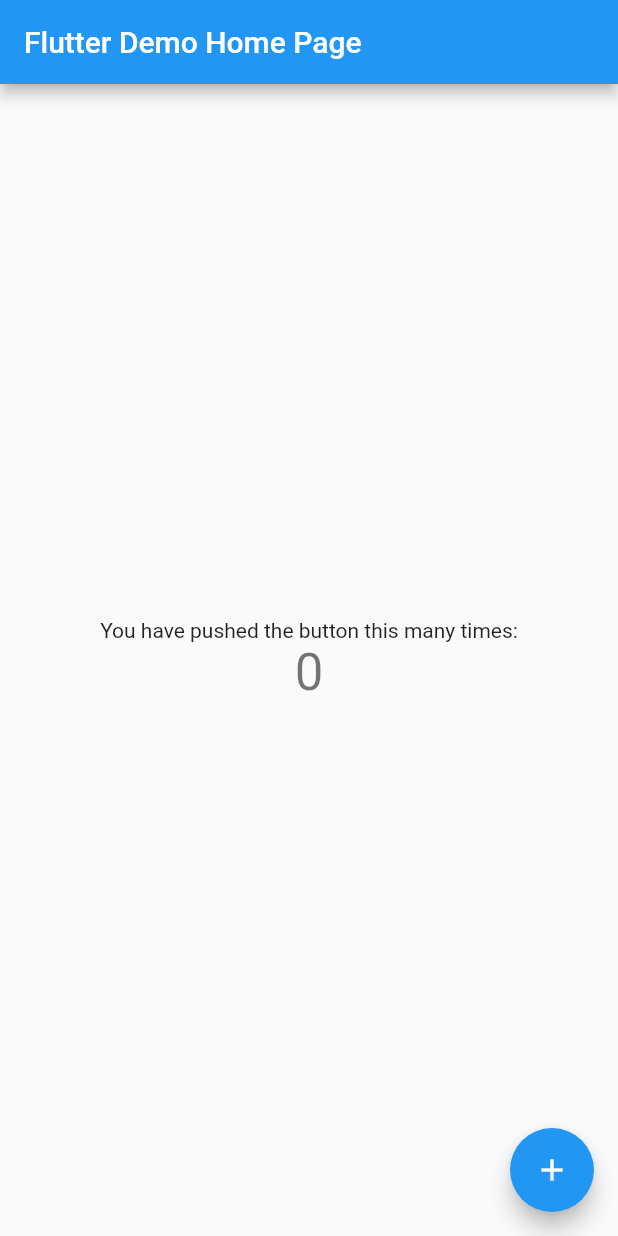
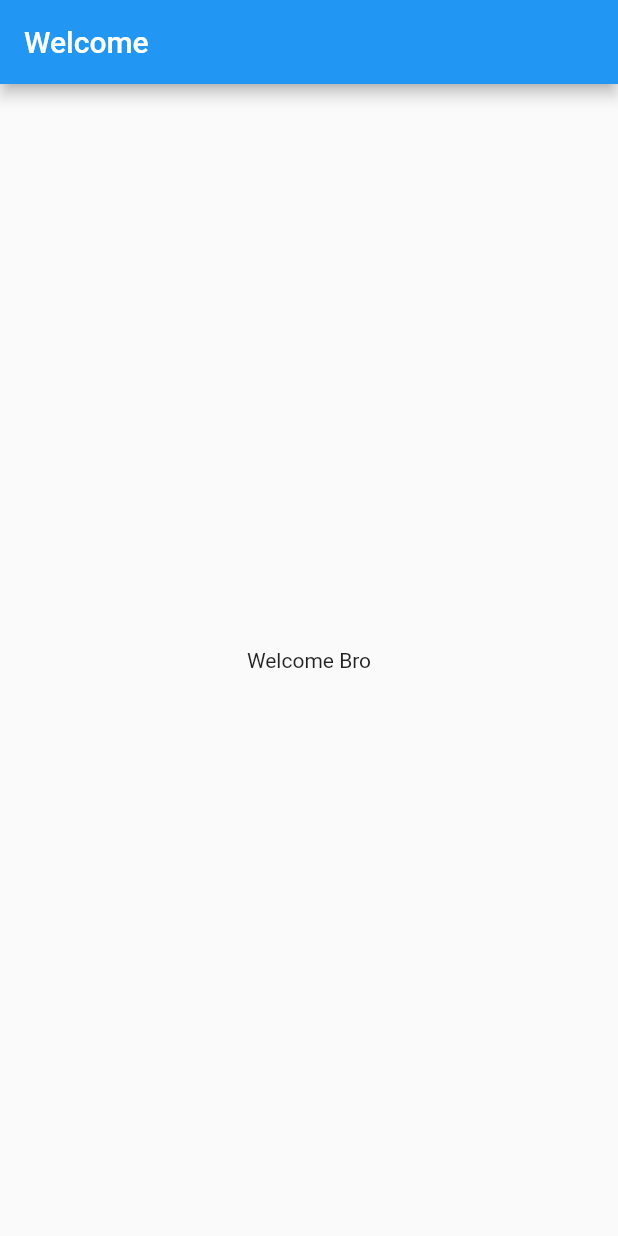
Before and after one commit to codewithihwan/chat-skuy, a Flutter app: the screen it shows after launch, on a phone screen of 412 x 824 dp. Run offline on Flutter 3.47's test engine with Material 2 defaults, Android fonts, the phone set to English and light mode, and no system bars.

Commit message:
create routing

```diff
--- a/lib/main.dart
+++ b/lib/main.dart
@@ -1,111 +1,22 @@
 import 'package:flutter/material.dart';
+import 'package:chat_skuy/ui/chat_screen.dart';
+import 'package:chat_skuy/ui/welcome_screen.dart';
+import 'package:chat_skuy/ui/login_screen.dart';
+import 'package:chat_skuy/ui/register_screen.dart';
 
 void main() => runApp(MyApp());
 
 class MyApp extends StatelessWidget {
-  // This widget is the root of your application.
   @override
   Widget build(BuildContext context) {
     return MaterialApp(
-      title: 'Flutter Demo',
-      theme: ThemeData(
-        // This is the theme of your application.
-        //
-        // Try running your application with "flutter run". You'll see the
-        // application has a blue toolbar. Then, without quitting the app, try
-        // changing the primarySwatch below to Colors.green and then invoke
-        // "hot reload" (press "r" in the console where you ran "flutter run",
-        // or simply save your changes to "hot reload" in a Flutter IDE).
-        // Notice that the counter didn't reset back to zero; the application
-        // is not restarted.
-        primarySwatch: Colors.blue,
-      ),
-      home: MyHomePage(title: 'Flutter Demo Home Page'),
+      initialRoute: "/",
+      routes: {
+        "/": (context) => WelcomeScreen(),
+        "/login": (context) => LoginScreen(),
+        "/register": (context) => RegisterScreen(),
+        "/chat": (context) => ChatScreen(),
+      },
     );
   }
 }
-
-class MyHomePage extends StatefulWidget {
-  MyHomePage({Key key, this.title}) : super(key: key);
-
-  // This widget is the home page of your application. It is stateful, meaning
-  // that it has a State object (defined below) that contains fields that affect
-  // how it looks.
-
-  // This class is the configuration for the state. It holds the values (in this
-  // case the title) provided by the parent (in this case the App widget) and
-  // used by the build method of the State. Fields in a Widget subclass are
-  // always marked "final".
-
-  final String title;
-
-  @override
-  _MyHomePageState createState() => _MyHomePageState();
-}
-
-class _MyHomePageState extends State<MyHomePage> {
-  int _counter = 0;
-
-  void _incrementCounter() {
-    setState(() {
-      // This call to setState tells the Flutter framework that something has
-      // changed in this State, which causes it to rerun the build method below
-      // so that the display can reflect the updated values. If we changed
-      // _counter without calling setState(), then the build method would not be
-      // called again, and so nothing would appear to happen.
-      _counter++;
-    });
-  }
-
-  @override
-  Widget build(BuildContext context) {
-    // This method is rerun every time setState is called, for instance as done
-    // by the _incrementCounter method above.
-    //
-    // The Flutter framework has been optimized to make rerunning build methods
-    // fast, so that you can just rebuild anything that needs updating rather
-    // than having to individually change instances of widgets.
-    return Scaffold(
-      appBar: AppBar(
-        // Here we take the value from the MyHomePage object that was created by
-        // the App.build method, and use it to set our appbar title.
-        title: Text(widget.title),
-      ),
-      body: Center(
-        // Center is a layout widget. It takes a single child and positions it
-        // in the middle of the parent.
-        child: Column(
-          // Column is also a layout widget. It takes a list of children and
-          // arranges them vertically. By default, it sizes itself to fit its
-          // children horizontally, and tries to be as tall as its parent.
-          //
-          // Invoke "debug painting" (press "p" in the console, choose the
-          // "Toggle Debug Paint" action from the Flutter Inspector in Android
-          // Studio, or the "Toggle Debug Paint" command in Visual Studio Code)
-          // to see the wireframe for each widget.
-          //
-          // Column has various properties to control how it sizes itself and
-          // how it positions its children. Here we use mainAxisAlignment to
-          // center the children vertically; the main axis here is the vertical
-          // axis because Columns are vertical (the cross axis would be
-          // horizontal).
-          mainAxisAlignment: MainAxisAlignment.center,
-          children: <Widget>[
-            Text(
-              'You have pushed the button this many times:',
-            ),
-            Text(
-              '$_counter',
-              style: Theme.of(context).textTheme.display1,
-            ),
-          ],
-        ),
-      ),
-      floatingActionButton: FloatingActionButton(
-        onPressed: _incrementCounter,
-        tooltip: 'Increment',
-        child: Icon(Icons.add),
-      ), // This trailing comma makes auto-formatting nicer for build methods.
-    );
-  }
-}
--- /dev/null
+++ b/lib/ui/welcome_screen.dart
@@ -0,0 +1,18 @@
+import 'package:flutter/material.dart';
+
+class WelcomeScreen extends StatefulWidget {
+  @override
+  _WelcomeScreenState createState() => _WelcomeScreenState();
+}
+
+class _WelcomeScreenState extends State<WelcomeScreen> {
+  @override
+  Widget build(BuildContext context) {
+    return Scaffold(
+      appBar: AppBar(
+        title: Text('Welcome'),
+      ),
+      body: Center(child: Text('Welcome Bro')),
+    );
+  }
+}
```
Also changed, not shown: lib/ui/chat_screen.dart (added, +13 -0 lines), lib/ui/login_screen.dart (added, +13 -0 lines), lib/ui/register_screen.dart (added, +13 -0 lines).
